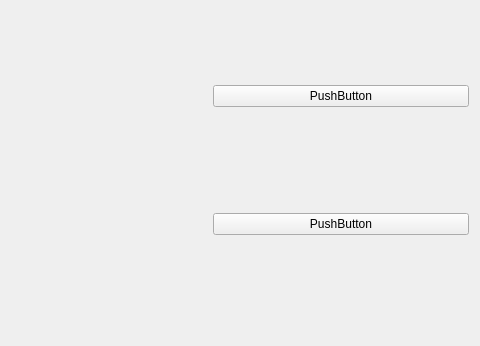
Before: the Qt Designer form src/escenario/widgets/portadawidget.ui in Elmer-Mosquera-UdeA/proyecto-final-2026-1, drawn with Qt 5; both pictures show x 761 to 1241 and y 455 to 801 of the 1241 by 801 pixel window.
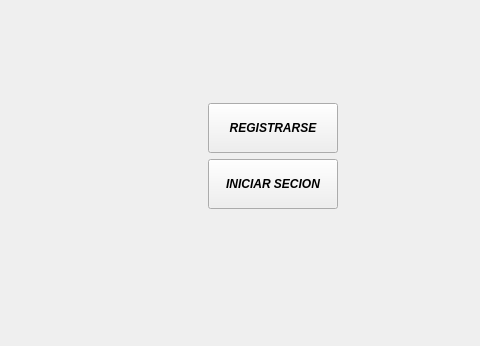
After: the same form once the commit is applied. Icons and pictures are not drawn.

Commit message: Login finalizado

Patch:
```diff
--- a/src/escenario/widgets/portadawidget.ui
+++ b/src/escenario/widgets/portadawidget.ui
@@ -18,15 +18,88 @@
   </property>
   <property name="maximumSize">
    <size>
-    <width>1241</width>
-    <height>801</height>
+    <width>5000</width>
+    <height>5000</height>
    </size>
   </property>
   <property name="windowTitle">
    <string>Form</string>
   </property>
+  <layout class="QVBoxLayout" name="verticalLayout">
+   <item>
+    <widget class="QFrame" name="frame">
+     <property name="styleSheet">
+      <string notr="true">#frame {
+    /* Carga la imagen de fondo estirándola a toda la pantalla */
+    border-image: url(:/resources/imgs/fondo_oscuro.png) 0 0 0 0 stretch stretch;
+    
+    /* Evita que colores raros del sistema operativo tapen tu fondo */
+    background-color: transparent; 
+}
+</string>
+     </property>
+     <property name="frameShape">
+      <enum>QFrame::Shape::StyledPanel</enum>
+     </property>
+     <property name="frameShadow">
+      <enum>QFrame::Shadow::Raised</enum>
+     </property>
   <layout class="QGridLayout" name="gridLayout">
-   <item row="0" column="1">
+      <item row="0" column="0">
+       <layout class="QGridLayout" name="gridLayout_2">
+        <item row="3" column="0">
+         <spacer name="horizontalSpacer_2">
+          <property name="orientation">
+           <enum>Qt::Orientation::Horizontal</enum>
+          </property>
+          <property name="sizeHint" stdset="0">
+           <size>
+            <width>40</width>
+            <height>20</height>
+           </size>
+          </property>
+         </spacer>
+        </item>
+        <item row="4" column="2">
+         <spacer name="horizontalSpacer_7">
+          <property name="orientation">
+           <enum>Qt::Orientation::Horizontal</enum>
+          </property>
+          <property name="sizeHint" stdset="0">
+           <size>
+            <width>40</width>
+            <height>20</height>
+           </size>
+          </property>
+         </spacer>
+        </item>
+        <item row="4" column="1">
+         <spacer name="horizontalSpacer_6">
+          <property name="orientation">
+           <enum>Qt::Orientation::Horizontal</enum>
+          </property>
+          <property name="sizeHint" stdset="0">
+           <size>
+            <width>40</width>
+            <height>20</height>
+           </size>
+          </property>
+         </spacer>
+        </item>
+        <item row="3" column="2">
+         <spacer name="horizontalSpacer_4">
+          <property name="orientation">
+           <enum>Qt::Orientation::Horizontal</enum>
+          </property>
+          <property name="sizeHint" stdset="0">
+           <size>
+            <width>40</width>
+            <height>20</height>
+           </size>
+          </property>
+         </spacer>
+        </item>
+        <item row="0" column="3">
     <spacer name="verticalSpacer_2">
      <property name="orientation">
       <enum>Qt::Orientation::Vertical</enum>
@@ -34,44 +107,152 @@
      <property name="sizeHint" stdset="0">
       <size>
        <width>20</width>
-       <height>217</height>
+            <height>40</height>
       </size>
      </property>
     </spacer>
    </item>
-   <item row="4" column="3">
-    <widget class="QPushButton" name="pushButton">
+        <item row="3" column="3">
+         <widget class="QPushButton" name="btn_toRegistrarse">
+          <property name="minimumSize">
+           <size>
+            <width>130</width>
+            <height>50</height>
+           </size>
+          </property>
+          <property name="maximumSize">
+           <size>
+            <width>200</width>
+            <height>100</height>
+           </size>
+          </property>
+          <property name="font">
+           <font>
+            <italic>true</italic>
+            <bold>true</bold>
+           </font>
+          </property>
      <property name="text">
-      <string>PushButton</string>
+           <string>REGISTRARSE</string>
      </property>
     </widget>
    </item>
-   <item row="1" column="0">
-    <spacer name="horizontalSpacer">
-     <property name="orientation">
-      <enum>Qt::Orientation::Horizontal</enum>
-     </property>
-     <property name="sizeHint" stdset="0">
-      <size>
-       <width>253</width>
-       <height>20</height>
-      </size>
-     </property>
-    </spacer>
-   </item>
    <item row="1" column="3">
-    <spacer name="horizontalSpacer_2">
+         <spacer name="verticalSpacer_4">
      <property name="orientation">
+           <enum>Qt::Orientation::Vertical</enum>
+          </property>
+          <property name="sizeHint" stdset="0">
+           <size>
+            <width>20</width>
+            <height>40</height>
+           </size>
+          </property>
+         </spacer>
+        </item>
+        <item row="2" column="3">
+         <spacer name="verticalSpacer_3">
+          <property name="orientation">
+           <enum>Qt::Orientation::Vertical</enum>
+          </property>
+          <property name="sizeHint" stdset="0">
+           <size>
+            <width>20</width>
+            <height>40</height>
+           </size>
+          </property>
+         </spacer>
+        </item>
+        <item row="3" column="1">
+         <spacer name="horizontalSpacer_3">
+          <property name="orientation">
       <enum>Qt::Orientation::Horizontal</enum>
      </property>
      <property name="sizeHint" stdset="0">
       <size>
-       <width>252</width>
+            <width>40</width>
        <height>20</height>
       </size>
      </property>
     </spacer>
    </item>
+        <item row="4" column="0">
+         <spacer name="horizontalSpacer_5">
+          <property name="orientation">
+           <enum>Qt::Orientation::Horizontal</enum>
+          </property>
+          <property name="sizeHint" stdset="0">
+           <size>
+            <width>40</width>
+            <height>20</height>
+           </size>
+          </property>
+         </spacer>
+        </item>
+        <item row="3" column="4">
+         <spacer name="horizontalSpacer">
+          <property name="orientation">
+           <enum>Qt::Orientation::Horizontal</enum>
+          </property>
+          <property name="sizeHint" stdset="0">
+           <size>
+            <width>40</width>
+            <height>20</height>
+           </size>
+          </property>
+         </spacer>
+        </item>
+        <item row="4" column="3">
+         <widget class="QPushButton" name="btn_toLogin">
+          <property name="minimumSize">
+           <size>
+            <width>130</width>
+            <height>50</height>
+           </size>
+          </property>
+          <property name="maximumSize">
+           <size>
+            <width>200</width>
+            <height>100</height>
+           </size>
+          </property>
+          <property name="font">
+           <font>
+            <italic>true</italic>
+            <bold>true</bold>
+           </font>
+          </property>
+          <property name="text">
+           <string>INICIAR SECION</string>
+          </property>
+         </widget>
+        </item>
+        <item row="4" column="4">
+         <spacer name="horizontalSpacer_8">
+          <property name="orientation">
+           <enum>Qt::Orientation::Horizontal</enum>
+          </property>
+          <property name="sizeHint" stdset="0">
+           <size>
+            <width>40</width>
+            <height>20</height>
+           </size>
+          </property>
+         </spacer>
+        </item>
+        <item row="5" column="3">
+         <spacer name="verticalSpacer">
+          <property name="orientation">
+           <enum>Qt::Orientation::Vertical</enum>
+          </property>
+          <property name="sizeHint" stdset="0">
+           <size>
+            <width>20</width>
+            <height>40</height>
+           </size>
+          </property>
+         </spacer>
+        </item>
    <item row="1" column="1">
     <widget class="QLabel" name="label">
      <property name="minimumSize">
@@ -82,7 +263,7 @@
      </property>
      <property name="maximumSize">
       <size>
-       <width>700</width>
+            <width>1000</width>
        <height>300</height>
       </size>
      </property>
@@ -97,24 +278,9 @@
      </property>
     </widget>
    </item>
-   <item row="4" column="1">
-    <spacer name="verticalSpacer">
-     <property name="orientation">
-      <enum>Qt::Orientation::Vertical</enum>
-     </property>
-     <property name="sizeHint" stdset="0">
-      <size>
-       <width>697</width>
-       <height>216</height>
-      </size>
-     </property>
-    </spacer>
-   </item>
-   <item row="3" column="3">
-    <widget class="QPushButton" name="pushButton_2">
-     <property name="text">
-      <string>PushButton</string>
-     </property>
+       </layout>
+      </item>
+     </layout>
     </widget>
    </item>
   </layout>
```
Lines whose indentation alone changed are shown as unchanged. The commit also changes 17 other files.
